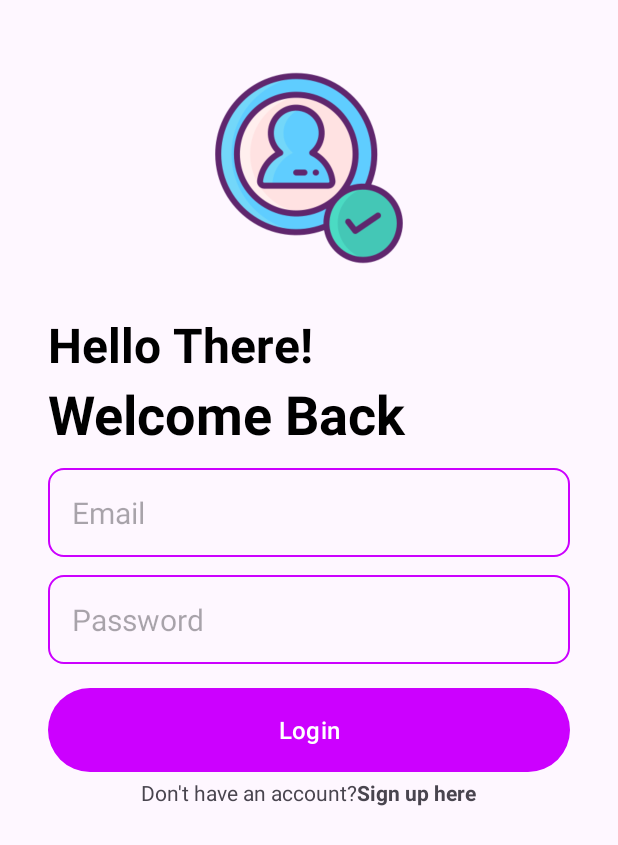
After one commit to AzyzHm/Secret-Notes, an Android app: the LoginActivity screen opened directly, with no data from a screen before it, on a phone screen of 412 x 824 dp. The commit adds this screen. Shown: the top 845 px of the screen. Run offline under Robolectric (Android 15) with nearby library versions, the phone set to English and light mode, and no system bars; our stand-ins replace Firebase (no records; nobody signed in at launch, a user with empty details on screens opened directly).

Commit message:
completed the login page
->added a login class
->mdified some classes (createaccount,main)

```diff
--- a/app/src/main/AndroidManifest.xml
+++ b/app/src/main/AndroidManifest.xml
@@ -12,6 +12,9 @@
         android:supportsRtl="true"
         android:theme="@style/Theme.SecretNotes"
         tools:targetApi="31">
+        <activity
+            android:name=".LoginActivity"
+            android:exported="false" />
         <activity
             android:name=".CreateAccountActivity"
             android:exported="false" />
--- /dev/null
+++ b/app/src/main/java/com/example/secretnotes/LoginActivity.java
@@ -0,0 +1,98 @@
+package com.example.secretnotes;
+
+import android.content.Intent;
+import android.os.Bundle;
+import android.util.Patterns;
+import android.view.View;
+import android.widget.Button;
+import android.widget.EditText;
+import android.widget.ProgressBar;
+import android.widget.TextView;
+import android.widget.Toast;
+
+import androidx.activity.EdgeToEdge;
+import androidx.appcompat.app.AppCompatActivity;
+import androidx.core.graphics.Insets;
+import androidx.core.view.ViewCompat;
+import androidx.core.view.WindowInsetsCompat;
+
+import com.google.firebase.auth.FirebaseAuth;
+
+public class LoginActivity extends AppCompatActivity {
+
+    EditText emailEditText, passwordEditText;
+    Button LoginButton;
+    ProgressBar progressBar;
+    TextView CreateAccountTextView;
+    @Override
+    protected void onCreate(Bundle savedInstanceState) {
+        super.onCreate(savedInstanceState);
+        EdgeToEdge.enable(this);
+        setContentView(R.layout.activity_login);
+        ViewCompat.setOnApplyWindowInsetsListener(findViewById(R.id.main), (v, insets) -> {
+            Insets systemBars = insets.getInsets(WindowInsetsCompat.Type.systemBars());
+            v.setPadding(systemBars.left, systemBars.top, systemBars.right, systemBars.bottom);
+            return insets;
+        });
+        emailEditText = findViewById(R.id.email);
+        passwordEditText = findViewById(R.id.password);
+        LoginButton = findViewById(R.id.login_button);
+        progressBar = findViewById(R.id.progress_bar);
+        CreateAccountTextView = findViewById(R.id.create_account_button);
+
+        LoginButton.setOnClickListener(v -> login());
+        CreateAccountTextView.setOnClickListener((v)->startActivity(new Intent(this, CreateAccountActivity.class)));
+    }
+    private void login() {
+        String email = emailEditText.getText().toString();
+        String password = passwordEditText.getText().toString();
+        boolean isValid = isEmailValid(email, password);
+        if(!isValid) {
+            return;
+        }
+        loginInFirebase(email,password);
+    }
+    boolean isEmailValid(String email, String password) {
+        if (email.isEmpty()) {
+            emailEditText.setError("Email is required");
+            emailEditText.requestFocus();
+            return false;
+        }
+        if (!Patterns.EMAIL_ADDRESS.matcher(email).matches()) {
+            emailEditText.setError("Email is invalid");
+            emailEditText.requestFocus();
+            return false;
+        }
+        if (password.isEmpty()) {
+            passwordEditText.setError("Password is required");
+            passwordEditText.requestFocus();
+            return false;
+        }
+        if (password.length() < 6) {
+            passwordEditText.setError("Password should be at least 6 characters long");
+            passwordEditText.requestFocus();
+            return false;
+        }
+        return true;
+    }
+    private void loginInFirebase(String email, String password) {
+        progressBar.setVisibility(View.VISIBLE);
+        FirebaseAuth.getInstance().signInWithEmailAndPassword(email, password)
+                .addOnCompleteListener(task -> {
+                    progressBar.setVisibility(View.GONE);
+                    if (task.isSuccessful()) {
+                        if(FirebaseAuth.getInstance().getCurrentUser().isEmailVerified()) {
+                            startActivity(new Intent(this, MainActivity.class));
+                            Toast.makeText(this, "Login successful", Toast.LENGTH_SHORT).show();
+                            finish();
+                        } else {
+                            FirebaseAuth.getInstance().getCurrentUser().sendEmailVerification();
+                            Toast.makeText(this, "Please verify your email", Toast.LENGTH_SHORT).show();
+                        }
+                    } else {
+                        if(task.getException() != null)
+                            Toast.makeText(this, task.getException().getLocalizedMessage(), Toast.LENGTH_SHORT).show();
+                    }
+                });
+    }
+}
--- /dev/null
+++ b/app/src/main/res/layout/activity_login.xml
@@ -0,0 +1,107 @@
+<?xml version="1.0" encoding="utf-8"?>
+<RelativeLayout xmlns:android="http://schemas.android.com/apk/res/android"
+    xmlns:app="http://schemas.android.com/apk/res-auto"
+    xmlns:tools="http://schemas.android.com/tools"
+    android:id="@+id/main"
+    android:layout_width="match_parent"
+    android:layout_height="match_parent"
+    android:layout_marginVertical="16dp"
+    android:layout_marginHorizontal="32dp"
+    tools:context=".LoginActivity">
+
+    <ImageView
+        android:layout_width="128dp"
+        android:layout_height="128dp"
+        android:layout_centerHorizontal="true"
+        android:src="@drawable/login"
+        android:id="@+id/login_icon"
+        android:layout_marginVertical="32dp" />
+    <LinearLayout
+        android:layout_width="match_parent"
+        android:layout_height="wrap_content"
+        android:layout_below="@+id/login_icon"
+        android:id="@+id/hello_Text"
+        android:orientation="vertical">
+
+        <TextView
+            android:layout_width="match_parent"
+            android:layout_height="wrap_content"
+            android:text="@string/hello"
+            android:textStyle="bold"
+            android:textSize="32sp"
+            android:textColor="@color/black" />
+
+        <TextView
+            android:layout_width="match_parent"
+            android:layout_height="wrap_content"
+            android:text="@string/welcome_back"
+            android:textStyle="bold"
+            android:textSize="36sp"
+            android:textColor="@color/black" />
+    </LinearLayout>
+
+    <LinearLayout
+        android:layout_width="match_parent"
+        android:layout_height="wrap_content"
+        android:id="@+id/form"
+        android:layout_below="@id/hello_Text"
+        android:orientation="vertical">
+
+        <EditText
+            android:layout_width="match_parent"
+            android:layout_height="wrap_content"
+            android:hint="@string/email"
+            android:textSize="20sp"
+            android:id="@+id/email"
+            android:inputType="textEmailAddress"
+            android:background="@drawable/rounded_corner"
+            android:padding="16dp"
+            android:layout_marginTop="12dp"/>
+        <EditText
+            android:layout_width="match_parent"
+            android:layout_height="wrap_content"
+            android:hint="@string/password"
+            android:textSize="20sp"
+            android:id="@+id/password"
+            android:inputType="textPassword"
+            android:background="@drawable/rounded_corner"
+            android:padding="16dp"
+            android:layout_marginTop="12dp"/>
+        <com.google.android.material.button.MaterialButton
+            android:layout_width="match_parent"
+            android:id="@+id/login_button"
+            android:layout_height="64dp"
+            android:text="@string/login"
+            android:textSize="16sp"
+            android:layout_marginTop="12dp"
+            />
+
+        <ProgressBar
+            android:layout_width="240dp"
+            android:layout_height="64dp"
+            android:id="@+id/progress_bar"
+            android:layout_gravity="center"
+            android:layout_marginTop="12dp"
+            android:visibility="gone"/>
+    </LinearLayout>
+    <LinearLayout
+        android:layout_width="match_parent"
+        android:layout_height="wrap_content"
+        android:layout_below="@id/form"
+        android:orientation="horizontal"
+        android:gravity="center">
+
+        <TextView
+            android:layout_width="wrap_content"
+            android:layout_height="wrap_content"
+            android:text="@string/no_account" />
+        <TextView
+            android:layout_width="wrap_content"
+            android:layout_height="wrap_content"
+            android:textStyle="bold"
+            android:text="@string/signup_here"
+            android:id="@+id/create_account_button" />
+
+    </LinearLayout>
+
+</RelativeLayout>
--- a/app/src/main/res/values/strings.xml
+++ b/app/src/main/res/values/strings.xml
@@ -2,14 +2,16 @@
     <string name="app_name">Secret Notes</string>
     <string name="hello">Hello There!</string>
     <string name="getting_started">Let\'s get started</string>
+    <string name="welcome_back">Welcome Back</string>
     <string name="username">Username</string>
     <string name="password">Password</string>
     <string name="login">Login</string>
     <string name="signup">Sign Up</string>
-    <string name="forgot_password">Forgot Password?</string>
     <string name="create_account">Create Account</string>
     <string name="email">Email</string>
     <string name="confirm_password">Confirm Password</string>
     <string name="already_have_account">Already have an account?</string>
+    <string name="no_account">Don\'t have an account?</string>
+    <string name="signup_here">Sign up here</string>
     <string name="login_here">Login here</string>
 </resources>
```
Also changed, not shown: app/src/main/java/com/example/secretnotes/CreateAccountActivity.java (+4 -4 lines), app/src/main/java/com/example/secretnotes/SplashActivity.java (+9 -1 lines).
